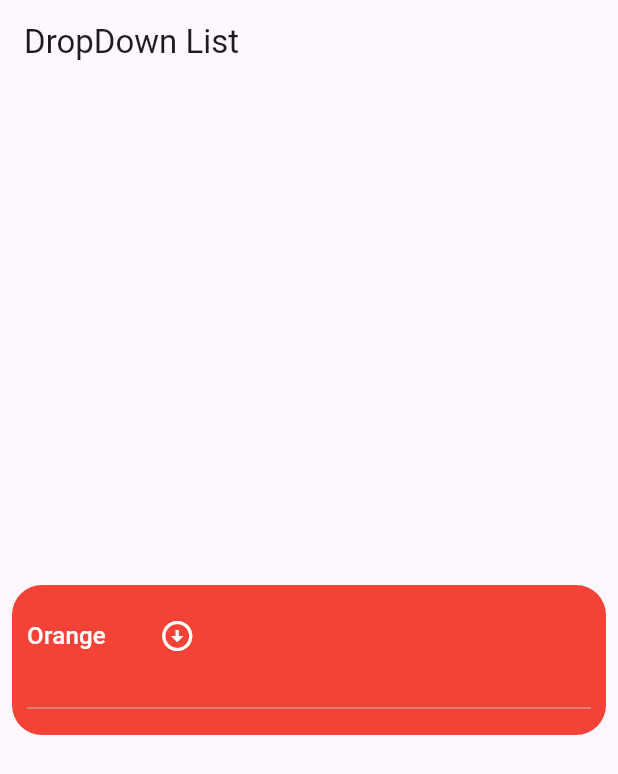
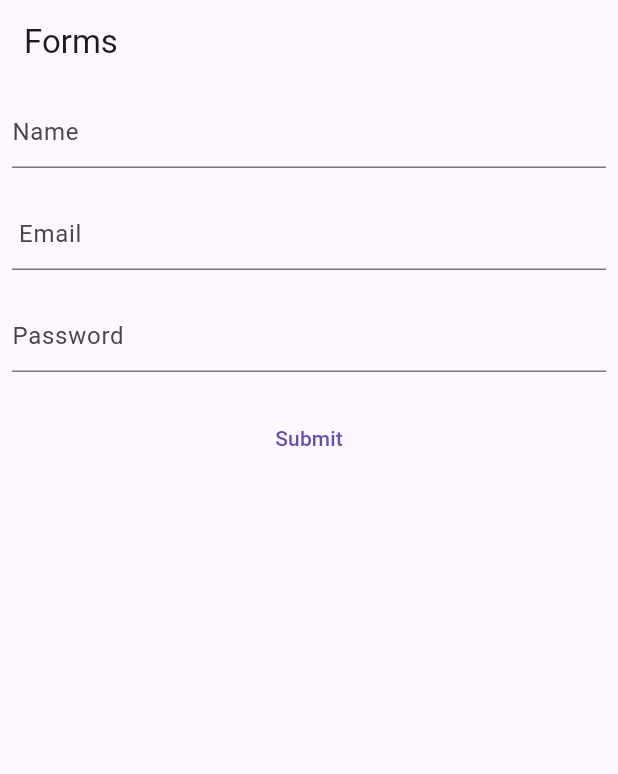
Before and after one commit to Saksham0205/flutter_30_days, a Flutter app: the screen it shows after launch, on a phone screen of 412 x 824 dp. Shown: the top 774 px of the screen. Run offline on Flutter 3.47's test engine with Material 3 defaults, Android fonts, the phone set to English and light mode, and no system bars; our stand-ins replace animated_text_kit, cached_network_image.

Commit message:
Form Widget

```diff
--- a/lib/main.dart
+++ b/lib/main.dart
@@ -1,5 +1,6 @@
 import 'package:flutter/material.dart';
 import 'package:flutter_30_days/widgets/drop_down.dart';
+import 'package:flutter_30_days/widgets/forms.dart';
 
 
 void main() {
@@ -17,7 +18,7 @@ class MyApp extends StatelessWidget {
         primaryColor: Colors.green,
         brightness: Brightness.light,
       ),
-      home: DropDownWidget(),
+      home: FormsWidget(),
     );
   }
 }
--- /dev/null
+++ b/lib/widgets/forms.dart
@@ -0,0 +1,87 @@
+import 'package:flutter/material.dart';
+class FormsWidget extends StatefulWidget {
+  const FormsWidget({super.key});
+
+  @override
+  State<FormsWidget> createState() => _FormsWidgetState();
+}
+
+class _FormsWidgetState extends State<FormsWidget> {
+
+  final _formkey = GlobalKey<FormState>();
+  submit(){
+    _formkey.currentState!.save();
+    final isValid= _formkey.currentState!.validate();
+    if(isValid){
+      submitForm();
+
+    } else{
+      const SnackBar(content: Text("Error while saving the data"));
+    }
+
+  }
+  submitForm(){
+    print("Saved");
+
+  }
+  @override
+  Widget build(BuildContext context) {
+
+
+
+    return Scaffold(
+      appBar: AppBar(
+        title: const Text("Forms"),
+      ),
+      body: Padding(
+        padding: const EdgeInsets.all(8.0),
+        child: Form(
+          key: _formkey,
+          child: Column(
+            children: [
+              TextFormField(
+                  decoration: const InputDecoration(
+                    hintText: "Name",
+                  ),
+                validator: (value) {
+                  if(value!.isEmpty){
+                    return "Name cannot be empty";
+                  }
+                  return null;
+                },
+              ),
+              const SizedBox(height: 20,),
+              TextFormField(
+                decoration: const InputDecoration(
+                  hintText: " Email",
+                ),
+                validator: (value) {
+                  if(value!.isEmpty){
+                    return "email can't be empty";
+                  }
+                  return null;
+                },
+              ),
+              const SizedBox(height: 20,),
+              TextFormField(
+                decoration: const InputDecoration(
+                  hintText: "Password",
+                ),
+                validator: (value) {
+                  if(value.toString().length!=6){
+                    return "Password should be of 6 characters";
+                  }
+                  return null;
+                },
+              ),
+              const SizedBox(height: 20,),
+              TextButton(onPressed: (){
+                submit();
+              }, child: const Text("Submit"))
+            ],
+          ),
+        ),
+      ),
+    );
+  }
+}
```
